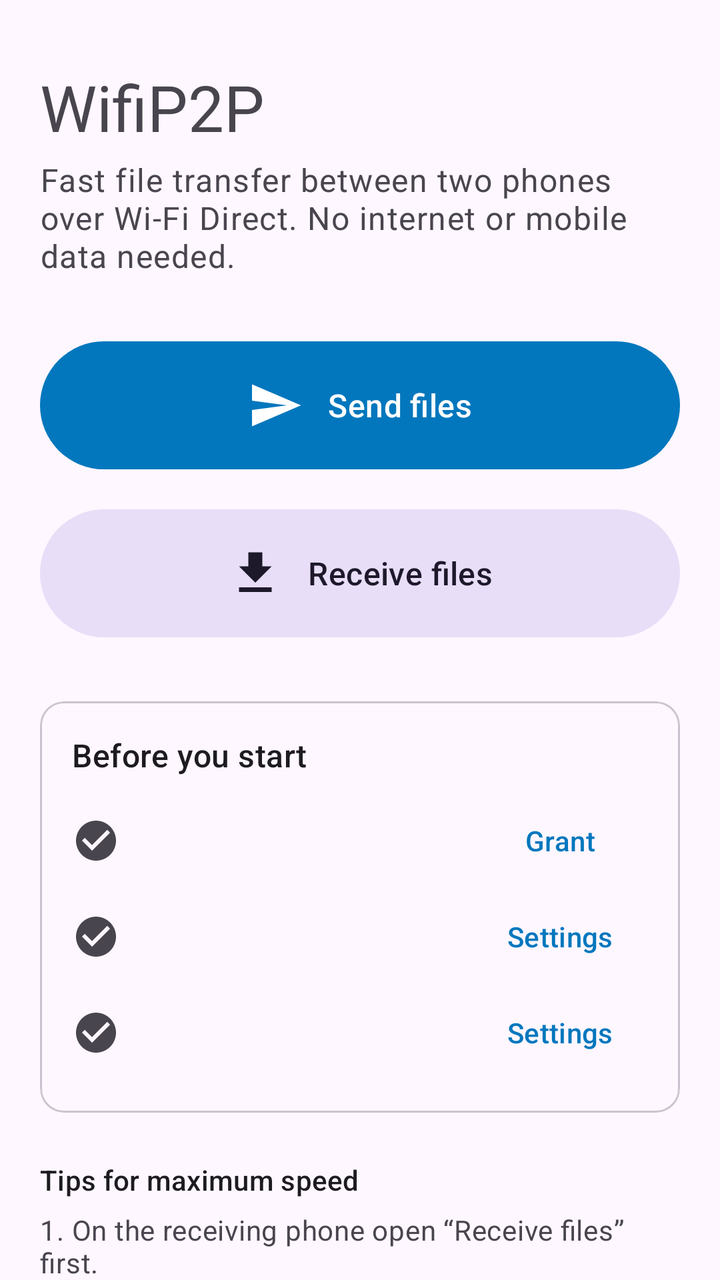
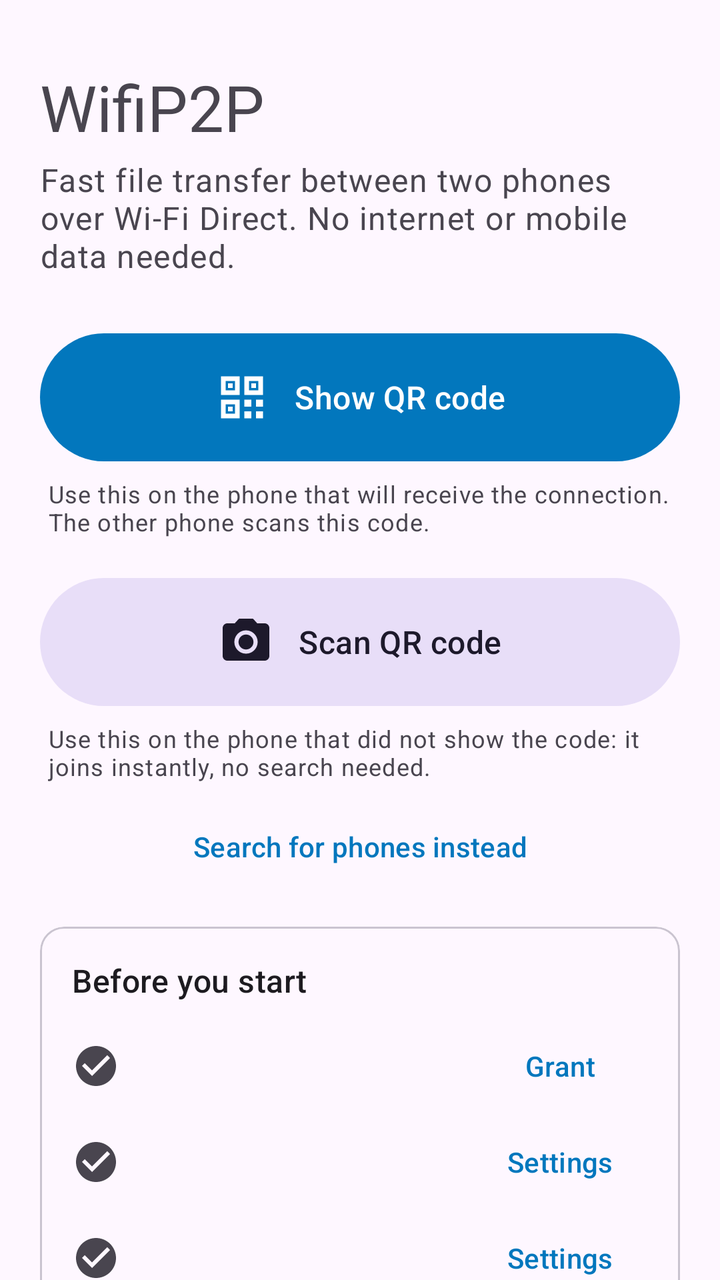

Screens rendered from an Android XML layout before and after an edit, with the pre-edit source and the edit as a unified diff.
<!-- AndroidManifest.xml: application theme Theme.WifiP2P -->
<!-- res/layout/activity_main.xml -->
<?xml version="1.0" encoding="utf-8"?>
<androidx.core.widget.NestedScrollView xmlns:android="http://schemas.android.com/apk/res/android"
    xmlns:app="http://schemas.android.com/apk/res-auto"
    android:layout_width="match_parent"
    android:layout_height="match_parent"
    android:fillViewport="true">

    <LinearLayout
        android:layout_width="match_parent"
        android:layout_height="wrap_content"
        android:orientation="vertical"
        android:padding="20dp">

        <TextView
            android:layout_width="match_parent"
            android:layout_height="wrap_content"
            android:layout_marginTop="12dp"
            android:text="@string/app_name"
            android:textAppearance="?attr/textAppearanceHeadlineLarge" />

        <TextView
            android:layout_width="match_parent"
            android:layout_height="wrap_content"
            android:layout_marginTop="4dp"
            android:text="@string/main_subtitle"
            android:textAppearance="?attr/textAppearanceBodyLarge"
            android:textColor="?attr/colorOnSurfaceVariant" />

        <com.google.android.material.button.MaterialButton
            android:id="@+id/btnSend"
            android:layout_width="match_parent"
            android:layout_height="72dp"
            android:layout_marginTop="28dp"
            android:text="@string/send_files"
            android:textAppearance="?attr/textAppearanceTitleMedium"
            app:icon="@drawable/ic_send"
            app:iconGravity="textStart"
            app:iconPadding="12dp"
            app:iconSize="28dp" />

        <com.google.android.material.button.MaterialButton
            android:id="@+id/btnReceive"
            style="@style/Widget.Material3.Button.TonalButton"
            android:layout_width="match_parent"
            android:layout_height="72dp"
            android:layout_marginTop="12dp"
            android:text="@string/receive_files"
            android:textAppearance="?attr/textAppearanceTitleMedium"
            app:icon="@drawable/ic_download"
            app:iconGravity="textStart"
            app:iconPadding="12dp"
            app:iconSize="28dp" />

        <com.google.android.material.card.MaterialCardView
            style="@style/Widget.Material3.CardView.Outlined"
            android:layout_width="match_parent"
            android:layout_height="wrap_content"
            android:layout_marginTop="28dp">

            <LinearLayout
                android:layout_width="match_parent"
                android:layout_height="wrap_content"
                android:orientation="vertical"
                android:padding="16dp">

                <TextView
                    android:layout_width="match_parent"
                    android:layout_height="wrap_content"
                    android:text="@string/setup_title"
                    android:textAppearance="?attr/textAppearanceTitleMedium" />

                <LinearLayout
                    android:layout_width="match_parent"
                    android:layout_height="wrap_content"
                    android:layout_marginTop="8dp"
                    android:gravity="center_vertical"
                    android:orientation="horizontal">

                    <ImageView
                        android:id="@+id/ivPermission"
                        android:layout_width="24dp"
                        android:layout_height="24dp"
                        android:importantForAccessibility="no"
                        android:src="@drawable/ic_check_circle" />

                    <TextView
                        android:id="@+id/tvPermission"
                        android:layout_width="0dp"
                        android:layout_height="wrap_content"
                        android:layout_marginStart="12dp"
                        android:layout_weight="1"
                        android:textAppearance="?attr/textAppearanceBodyMedium" />

                    <com.google.android.material.button.MaterialButton
                        android:id="@+id/btnGrantPermission"
                        style="@style/Widget.Material3.Button.TextButton"
                        android:layout_width="wrap_content"
                        android:layout_height="wrap_content"
                        android:text="@string/grant" />
                </LinearLayout>

                <LinearLayout
                    android:layout_width="match_parent"
                    android:layout_height="wrap_content"
                    android:gravity="center_vertical"
                    android:orientation="horizontal">

                    <ImageView
                        android:id="@+id/ivWifi"
                        android:layout_width="24dp"
                        android:layout_height="24dp"
                        android:importantForAccessibility="no"
                        android:src="@drawable/ic_check_circle" />

                    <TextView
                        android:id="@+id/tvWifi"
                        android:layout_width="0dp"
                        android:layout_height="wrap_content"
                        android:layout_marginStart="12dp"
                        android:layout_weight="1"
                        android:textAppearance="?attr/textAppearanceBodyMedium" />

                    <com.google.android.material.button.MaterialButton
                        android:id="@+id/btnWifiSettings"
                        style="@style/Widget.Material3.Button.TextButton"
                        android:layout_width="wrap_content"
                        android:layout_height="wrap_content"
                        android:text="@string/open_settings" />
                </LinearLayout>

                <LinearLayout
                    android:id="@+id/rowLocation"
                    android:layout_width="match_parent"
                    android:layout_height="wrap_content"
                    android:gravity="center_vertical"
                    android:orientation="horizontal">

                    <ImageView
                        android:id="@+id/ivLocation"
                        android:layout_width="24dp"
                        android:layout_height="24dp"
                        android:importantForAccessibility="no"
                        android:src="@drawable/ic_check_circle" />

                    <TextView
                        android:id="@+id/tvLocation"
                        android:layout_width="0dp"
                        android:layout_height="wrap_content"
                        android:layout_marginStart="12dp"
                        android:layout_weight="1"
                        android:textAppearance="?attr/textAppearanceBodyMedium" />

                    <com.google.android.material.button.MaterialButton
                        android:id="@+id/btnLocationSettings"
                        style="@style/Widget.Material3.Button.TextButton"
                        android:layout_width="wrap_content"
                        android:layout_height="wrap_content"
                        android:text="@string/open_settings" />
                </LinearLayout>
            </LinearLayout>
        </com.google.android.material.card.MaterialCardView>

        <TextView
            android:layout_width="match_parent"
            android:layout_height="wrap_content"
            android:layout_marginTop="24dp"
            android:text="@string/tips_title"
            android:textAppearance="?attr/textAppearanceTitleSmall" />

        <TextView
            android:layout_width="match_parent"
            android:layout_height="wrap_content"
            android:layout_marginTop="6dp"
            android:text="@string/tips"
            android:textAppearance="?attr/textAppearanceBodyMedium"
            android:textColor="?attr/colorOnSurfaceVariant" />
    </LinearLayout>
</androidx.core.widget.NestedScrollView>
<!-- resources referenced by this layout -->
<resources>
  <!-- drawable ic_download (drawable) -->
  <?xml version="1.0" encoding="utf-8"?>
  <vector xmlns:android="http://schemas.android.com/apk/res/android"
      android:width="24dp"
      android:height="24dp"
      android:viewportWidth="24"
      android:viewportHeight="24"
      android:tint="?attr/colorControlNormal">
      <path
          android:fillColor="@android:color/white"
          android:pathData="M5,20h14v-2H5v2zM19,9h-4V3H9v6H5l7,7 7,-7z" />
  </vector>
  <!-- drawable ic_send (drawable) -->
  <?xml version="1.0" encoding="utf-8"?>
  <vector xmlns:android="http://schemas.android.com/apk/res/android"
      android:width="24dp"
      android:height="24dp"
      android:viewportWidth="24"
      android:viewportHeight="24"
      android:tint="?attr/colorControlNormal">
      <path
          android:fillColor="@android:color/white"
          android:pathData="M2.01,21L23,12 2.01,3 2,10l15,2 -15,2z" />
  </vector>
  <string name="app_name">WifiP2P</string>
  <string name="grant">Grant</string>
  <string name="main_subtitle">Fast file transfer between two phones over Wi-Fi Direct. No internet or mobile data needed.</string>
  <string name="open_settings">Settings</string>
  <string name="receive_files">Receive files</string>
  <string name="send_files">Send files</string>
  <string name="setup_title">Before you start</string>
  <string name="tips">1. On the receiving phone open “Receive files” first.\n2. On the sending phone open “Send files”, search, and tap the receiving phone. Accept the invitation on the receiving phone.\n3. Choose any number of files of any type, or share them straight from Gallery or Files with “Send with WifiP2P”.\n4. Keep both phones close (a few metres) with both screens on. Phones with Android 10+ use the fast 5 GHz band automatically.\n5. Received files are saved in Downloads/WifiP2P.</string>
  <string name="tips_title">Tips for maximum speed</string>
  <style name="Theme.WifiP2P" parent="Theme.Material3.DayNight.NoActionBar">
          <item name="colorPrimary">@color/brand_primary</item>
          <item name="colorOnPrimary">@color/brand_on_primary</item>
          <item name="colorPrimaryContainer">@color/brand_primary_container</item>
          <item name="colorOnPrimaryContainer">@color/brand_on_primary_container</item>
      </style>
  <color name="brand_primary">#FF0277BD</color>
  <color name="brand_on_primary">#FFFFFFFF</color>
  <color name="brand_primary_container">#FFCFE5FF</color>
  <color name="brand_on_primary_container">#FF001D33</color>
  <!-- unchanged entries left out for length: 1 -->
</resources>

<!-- the commit's change to res/layout/activity_main.xml (unified diff, before → after) -->
@@ -26,36 +26,108 @@
             android:textAppearance="?attr/textAppearanceBodyLarge"
             android:textColor="?attr/colorOnSurfaceVariant" />
 
+        <com.google.android.material.card.MaterialCardView
+            android:id="@+id/cardShare"
+            style="@style/Widget.Material3.CardView.Filled"
+            android:layout_width="match_parent"
+            android:layout_height="wrap_content"
+            android:layout_marginTop="16dp"
+            android:visibility="gone"
+            app:cardBackgroundColor="?attr/colorPrimaryContainer">
+
+            <LinearLayout
+                android:layout_width="match_parent"
+                android:layout_height="wrap_content"
+                android:gravity="center_vertical"
+                android:orientation="horizontal"
+                android:paddingStart="16dp"
+                android:paddingTop="8dp"
+                android:paddingEnd="8dp"
+                android:paddingBottom="8dp">
+
+                <ImageView
+                    android:layout_width="24dp"
+                    android:layout_height="24dp"
+                    android:importantForAccessibility="no"
+                    android:src="@drawable/ic_send"
+                    app:tint="?attr/colorOnPrimaryContainer" />
+
+                <TextView
+                    android:id="@+id/tvShareInfo"
+                    android:layout_width="0dp"
+                    android:layout_height="wrap_content"
+                    android:layout_marginStart="12dp"
+                    android:layout_weight="1"
+                    android:textAppearance="?attr/textAppearanceBodyMedium"
+                    android:textColor="?attr/colorOnPrimaryContainer" />
+
+                <com.google.android.material.button.MaterialButton
+                    android:id="@+id/btnClearShare"
+                    style="@style/Widget.Material3.Button.TextButton"
+                    android:layout_width="wrap_content"
+                    android:layout_height="wrap_content"
+                    android:text="@string/clear"
+                    android:textColor="?attr/colorOnPrimaryContainer" />
+            </LinearLayout>
+        </com.google.android.material.card.MaterialCardView>
+
         <com.google.android.material.button.MaterialButton
-            android:id="@+id/btnSend"
+            android:id="@+id/btnShowQr"
             android:layout_width="match_parent"
             android:layout_height="72dp"
-            android:layout_marginTop="28dp"
-            android:text="@string/send_files"
+            android:layout_marginTop="24dp"
+            android:text="@string/show_qr"
             android:textAppearance="?attr/textAppearanceTitleMedium"
-            app:icon="@drawable/ic_send"
+            app:icon="@drawable/ic_qr_code"
             app:iconGravity="textStart"
             app:iconPadding="12dp"
             app:iconSize="28dp" />
 
+        <TextView
+            android:layout_width="match_parent"
+            android:layout_height="wrap_content"
+            android:layout_marginStart="4dp"
+            android:layout_marginTop="4dp"
+            android:text="@string/show_qr_hint"
+            android:textAppearance="?attr/textAppearanceBodySmall"
+            android:textColor="?attr/colorOnSurfaceVariant" />
+
         <com.google.android.material.button.MaterialButton
-            android:id="@+id/btnReceive"
+            android:id="@+id/btnScanQr"
             style="@style/Widget.Material3.Button.TonalButton"
             android:layout_width="match_parent"
             android:layout_height="72dp"
-            android:layout_marginTop="12dp"
-            android:text="@string/receive_files"
+            android:layout_marginTop="16dp"
+            android:text="@string/scan_qr"
             android:textAppearance="?attr/textAppearanceTitleMedium"
-            app:icon="@drawable/ic_download"
+            app:icon="@drawable/ic_camera"
             app:iconGravity="textStart"
             app:iconPadding="12dp"
             app:iconSize="28dp" />
 
+        <TextView
+            android:id="@+id/tvScanHint"
+            android:layout_width="match_parent"
+            android:layout_height="wrap_content"
+            android:layout_marginStart="4dp"
+            android:layout_marginTop="4dp"
+            android:text="@string/scan_qr_hint"
+            android:textAppearance="?attr/textAppearanceBodySmall"
+            android:textColor="?attr/colorOnSurfaceVariant" />
+
+        <com.google.android.material.button.MaterialButton
+            android:id="@+id/btnSearchPhones"
+            style="@style/Widget.Material3.Button.TextButton"
+            android:layout_width="match_parent"
+            android:layout_height="wrap_content"
+            android:layout_marginTop="8dp"
+            android:text="@string/search_phones" />
+
         <com.google.android.material.card.MaterialCardView
             style="@style/Widget.Material3.CardView.Outlined"
             android:layout_width="match_parent"
             android:layout_height="wrap_content"
-            android:layout_marginTop="28dp">
+            android:layout_marginTop="16dp">
 
             <LinearLayout
                 android:layout_width="match_parent"
<!-- resource entries referenced after the edit -->
@@ -1,6 +1,6 @@
 <!-- resources referenced by this layout -->
 <resources>
-  <!-- drawable ic_download (drawable) -->
+  <!-- drawable ic_camera (drawable) -->
   <?xml version="1.0" encoding="utf-8"?>
   <vector xmlns:android="http://schemas.android.com/apk/res/android"
       android:width="24dp"
@@ -10,7 +10,19 @@
       android:tint="?attr/colorControlNormal">
       <path
           android:fillColor="@android:color/white"
-          android:pathData="M5,20h14v-2H5v2zM19,9h-4V3H9v6H5l7,7 7,-7z" />
+          android:pathData="M12,12m-3.2,0a3.2,3.2 0,1 1,6.4 0a3.2,3.2 0,1 1,-6.4 0 M9,2L7.17,4H4c-1.1,0 -2,0.9 -2,2v12c0,1.1 0.9,2 2,2h16c1.1,0 2,-0.9 2,-2V6c0,-1.1 -0.9,-2 -2,-2h-3.17L15,2H9zM12,17c-2.76,0 -5,-2.24 -5,-5s2.24,-5 5,-5 5,2.24 5,5 -2.24,5 -5,5z" />
+  </vector>
+  <!-- drawable ic_qr_code (drawable) -->
+  <?xml version="1.0" encoding="utf-8"?>
+  <vector xmlns:android="http://schemas.android.com/apk/res/android"
+      android:width="24dp"
+      android:height="24dp"
+      android:viewportWidth="24"
+      android:viewportHeight="24"
+      android:tint="?attr/colorControlNormal">
+      <path
+          android:fillColor="@android:color/white"
+          android:pathData="M3,3h8v8h-8z M5,5v4h4v-4z M6,6h2v2h-2z M13,3h8v8h-8z M15,5v4h4v-4z M16,6h2v2h-2z M3,13h8v8h-8z M5,15v4h4v-4z M6,16h2v2h-2z M13,13h3v3h-3z M18,13h3v3h-3z M13,18h3v3h-3z M18,18h3v3h-3z" />
   </vector>
   <!-- drawable ic_send (drawable) -->
   <?xml version="1.0" encoding="utf-8"?>
@@ -25,12 +37,16 @@
           android:pathData="M2.01,21L23,12 2.01,3 2,10l15,2 -15,2z" />
   </vector>
   <string name="app_name">WifiP2P</string>
+  <string name="clear">Clear</string>
   <string name="grant">Grant</string>
   <string name="main_subtitle">Fast file transfer between two phones over Wi-Fi Direct. No internet or mobile data needed.</string>
   <string name="open_settings">Settings</string>
-  <string name="receive_files">Receive files</string>
-  <string name="send_files">Send files</string>
+  <string name="scan_qr">Scan QR code</string>
+  <string name="scan_qr_hint">Use this on the phone that did not show the code: it joins instantly, no search needed.</string>
+  <string name="search_phones">Search for phones instead</string>
   <string name="setup_title">Before you start</string>
+  <string name="show_qr">Show QR code</string>
+  <string name="show_qr_hint">Use this on the phone that will receive the connection. The other phone scans this code.</string>
   <string name="tips">1. On the receiving phone open “Receive files” first.\n2. On the sending phone open “Send files”, search, and tap the receiving phone. Accept the invitation on the receiving phone.\n3. Choose any number of files of any type, or share them straight from Gallery or Files with “Send with WifiP2P”.\n4. Keep both phones close (a few metres) with both screens on. Phones with Android 10+ use the fast 5 GHz band automatically.\n5. Received files are saved in Downloads/WifiP2P.</string>
   <string name="tips_title">Tips for maximum speed</string>
   <style name="Theme.WifiP2P" parent="Theme.Material3.DayNight.NoActionBar">
